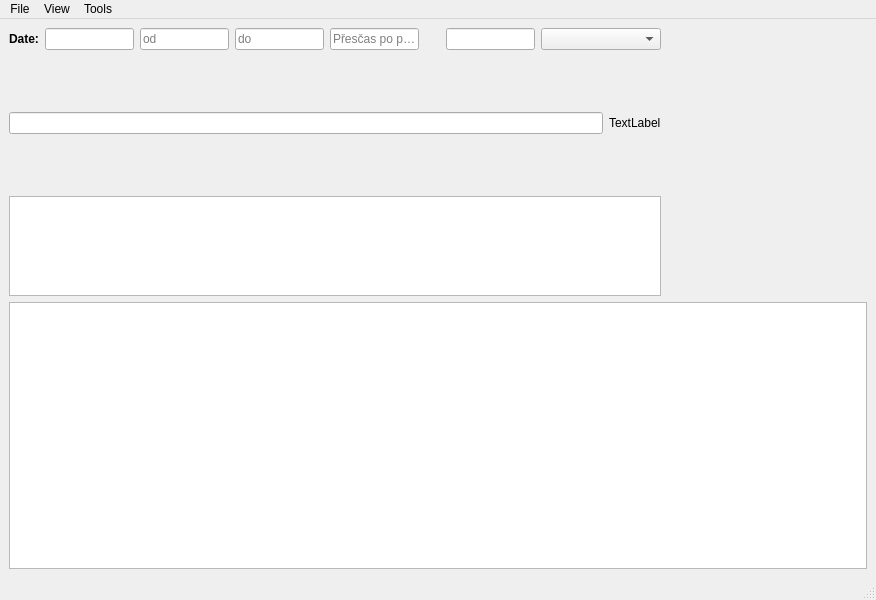
Before: the Qt Designer form mainwindow.ui in mdrska80/timesheet, drawn with Qt 5.
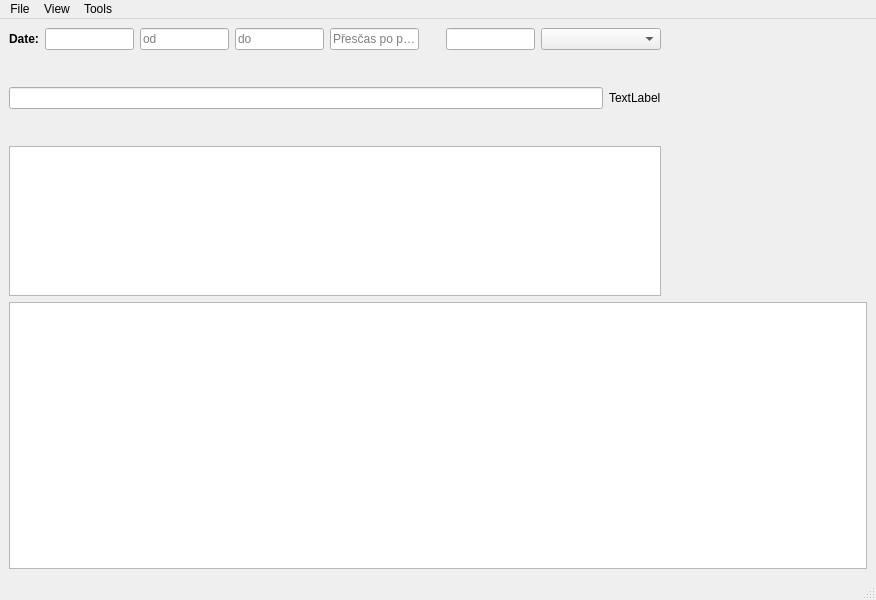
After: the same form once the commit is applied. Icons and pictures are not drawn. Custom widgets are drawn as their Qt base class.

```diff
--- a/mainwindow.ui
+++ b/mainwindow.ui
@@ -117,7 +117,7 @@
             <property name="maximumSize">
              <size>
               <width>16777215</width>
-              <height>100</height>
+              <height>150</height>
              </size>
             </property>
             <property name="tabChangesFocus">
```
